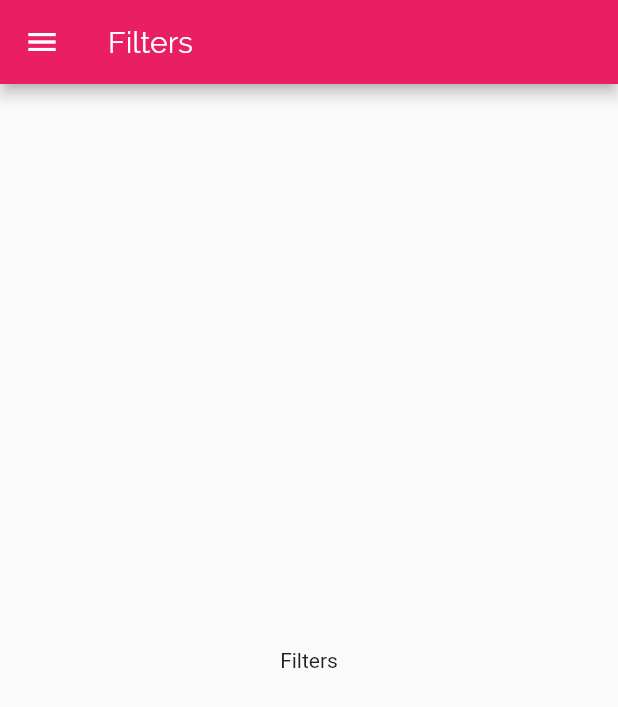
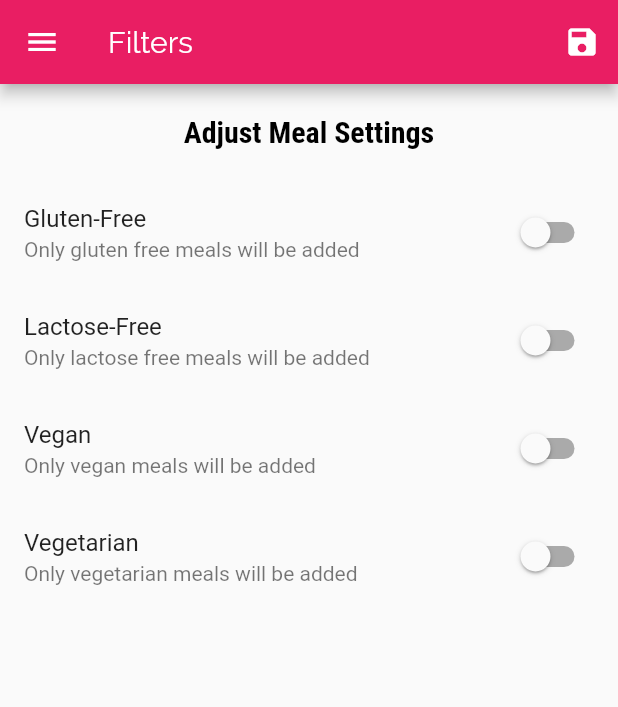
Before and after one commit to akshay-shah/Meals-App, a Flutter app: the FiltersScreen screen opened by its route, on a phone screen of 412 x 824 dp. Shown: the top 707 px of the screen. Run offline on Flutter 3.47's test engine with Material 2 defaults, Android fonts, the phone set to English and light mode, and no system bars; network calls fail.

Commit message:
Changes added for filter screen

```diff
--- a/lib/main.dart
+++ b/lib/main.dart
@@ -1,15 +1,42 @@
 import 'package:flutter/material.dart';
+import 'package:meals_app/dummy_data.dart';
 import 'package:meals_app/screens/categories_screen.dart';
 import 'package:meals_app/screens/category_meals_screen.dart';
 import 'package:meals_app/screens/filter_screen.dart';
 import 'package:meals_app/screens/meal_detail_screen.dart';
 import 'package:meals_app/screens/tabs_screen.dart';
 
+import 'models/meal.dart';
+
 void main() {
   runApp(MyApp());
 }
 
-class MyApp extends StatelessWidget {
+class MyApp extends StatefulWidget {
+  @override
+  _MyAppState createState() => _MyAppState();
+}
+
+class _MyAppState extends State<MyApp> {
+  List<Meal> _availableMeals = DUMMY_MEALS;
+  Map<String, bool> filters = {
+    'gluten': false,
+    'lactose': false,
+    'vegan': false,
+    'vegetarian': false,
+  };
+  void setFilters(Map<String, bool> newFilters) {
+    setState(() {
+      filters = newFilters;
+      _availableMeals = DUMMY_MEALS.where((element) {
+        return element.isGlutenFree == filters['gluten'] &&
+            element.isLactoseFree == filters['lactose'] &&
+            element.isVegan == filters['vegan'] &&
+            element.isVegetarian == filters['vegetarian'];
+      }).toList();
+    });
+  }
+
   @override
   Widget build(BuildContext context) {
     return MaterialApp(
@@ -35,9 +62,10 @@ class MyApp extends StatelessWidget {
         // if not using home use this as default route
         // if using home do not use this.
         '/': (_) => TabsScreen(),
-        CategoryMealsScreen.routeName: (_) => CategoryMealsScreen(),
+        CategoryMealsScreen.routeName: (_) =>
+            CategoryMealsScreen(_availableMeals),
         MealDetailScreen.routeName: (_) => MealDetailScreen(),
-        FiltersScreen.routeName: (_) => FiltersScreen(),
+        FiltersScreen.routeName: (_) => FiltersScreen(setFilters, filters),
       },
       onUnknownRoute: (settings) => MaterialPageRoute(
         builder: (context) => CategoriesScreen(),
--- a/lib/screens/filter_screen.dart
+++ b/lib/screens/filter_screen.dart
@@ -1,17 +1,135 @@
 import 'package:flutter/material.dart';
 import 'package:meals_app/widgets/main_drawer.dart';
 
-class FiltersScreen extends StatelessWidget {
+class FiltersScreen extends StatefulWidget {
   static const routeName = '/filters-screen';
+  final Function setFilters;
+  final Map<String, bool> filters;
+
+  FiltersScreen(this.setFilters, this.filters);
+
+  @override
+  _FiltersScreenState createState() => _FiltersScreenState();
+}
+
+class _FiltersScreenState extends State<FiltersScreen> {
+  var glutenFree = false;
+  var isVegan = false;
+  var isVegetarian = false;
+  var lactoseFree = false;
+
+  Widget createFilters(String title, String description, bool currentValue,
+      Function updateValue) {
+    return SwitchListTile(
+      title: Text(title),
+      onChanged: updateValue,
+      value: currentValue,
+      subtitle: Text(description),
+    );
+  }
+
+  @override
+  void initState() {
+    glutenFree = widget.filters['gluten'];
+    isVegan = widget.filters['vegan'];
+    isVegetarian = widget.filters['vegetarian'];
+    lactoseFree = widget.filters['lactose'];
+    super.initState();
+  }
+
+  @override
+  void didChangeDependencies() {
+    final arguments =
+        ModalRoute.of(context).settings.arguments as Map<String, bool>;
+    if (arguments != null) {
+      glutenFree = arguments['gluten'];
+      lactoseFree = arguments['lactose'];
+      isVegan = arguments['vegan'];
+      isVegetarian = arguments['vegetarian'];
+    }
+    super.didChangeDependencies();
+  }
+
   @override
   Widget build(BuildContext context) {
     return Scaffold(
       appBar: AppBar(
         title: Text('Filters'),
+        actions: [
+          IconButton(
+            icon: Icon(Icons.save),
+            onPressed: () => {
+              widget.setFilters(
+                {
+                  'gluten': glutenFree,
+                  'lactose': lactoseFree,
+                  'vegan': isVegan,
+                  'vegetarian': isVegetarian,
+                },
+              ),
+            },
+          )
+        ],
       ),
       drawer: MainDrawer(),
-      body: Center(
-        child: Text('Filters'),
+      body: Container(
+        child: Column(
+          children: [
+            Container(
+              padding: const EdgeInsets.all(20),
+              child: Text(
+                'Adjust Meal Settings',
+                style: Theme.of(context).textTheme.headline6,
+              ),
+            ),
+            Expanded(
+              child: ListView(
+                children: [
+                  createFilters(
+                    'Gluten-Free',
+                    "Only gluten free meals will be added",
+                    glutenFree,
+                    (value) {
+                      setState(() {
+                        glutenFree = value;
+                      });
+                    },
+                  ),
+                  createFilters(
+                    'Lactose-Free',
+                    "Only lactose free meals will be added",
+                    lactoseFree,
+                    (value) {
+                      setState(() {
+                        lactoseFree = value;
+                      });
+                    },
+                  ),
+                  createFilters(
+                    'Vegan',
+                    "Only vegan meals will be added",
+                    isVegan,
+                    (value) {
+                      setState(() {
+                        isVegan = value;
+                      });
+                    },
+                  ),
+                  createFilters(
+                    'Vegetarian',
+                    "Only vegetarian meals will be added",
+                    isVegetarian,
+                    (value) {
+                      setState(() {
+                        isVegetarian = value;
+                      });
+                    },
+                  ),
+                ],
+              ),
+            ),
+          ],
+        ),
       ),
     );
   }
--- a/lib/screens/meal_detail_screen.dart
+++ b/lib/screens/meal_detail_screen.dart
@@ -74,6 +74,12 @@ class MealDetailScreen extends StatelessWidget {
           ),
         ),
       ),
+      floatingActionButton: FloatingActionButton(
+        child: Icon(Icons.delete),
+        onPressed: () => {
+          Navigator.of(context).pop(mealId),
+        },
+      ),
     );
   }
 }
--- a/lib/widgets/meals_item.dart
+++ b/lib/widgets/meals_item.dart
@@ -9,6 +9,7 @@ class MealItem extends StatelessWidget {
   final Complexity complexity;
   final Affordability affordability;
   final String imageUrl;
+  final Function removeItem;
 
   const MealItem({
     @required this.mealId,
@@ -17,12 +18,13 @@ class MealItem extends StatelessWidget {
     @required this.complexity,
     @required this.affordability,
     @required this.imageUrl,
+    @required this.removeItem,
   });
 
   void selectedMeal(BuildContext context, String mealId) {
     Navigator.of(context).pushNamed(MealDetailScreen.routeName, arguments: {
       'id': mealId,
-    });
+    }).then((value) => {if (value != null) removeItem(value)});
   }
 
   String get complexityText {
```
Also changed, not shown: lib/screens/category_meals_screen.dart (+40 -13 lines).
